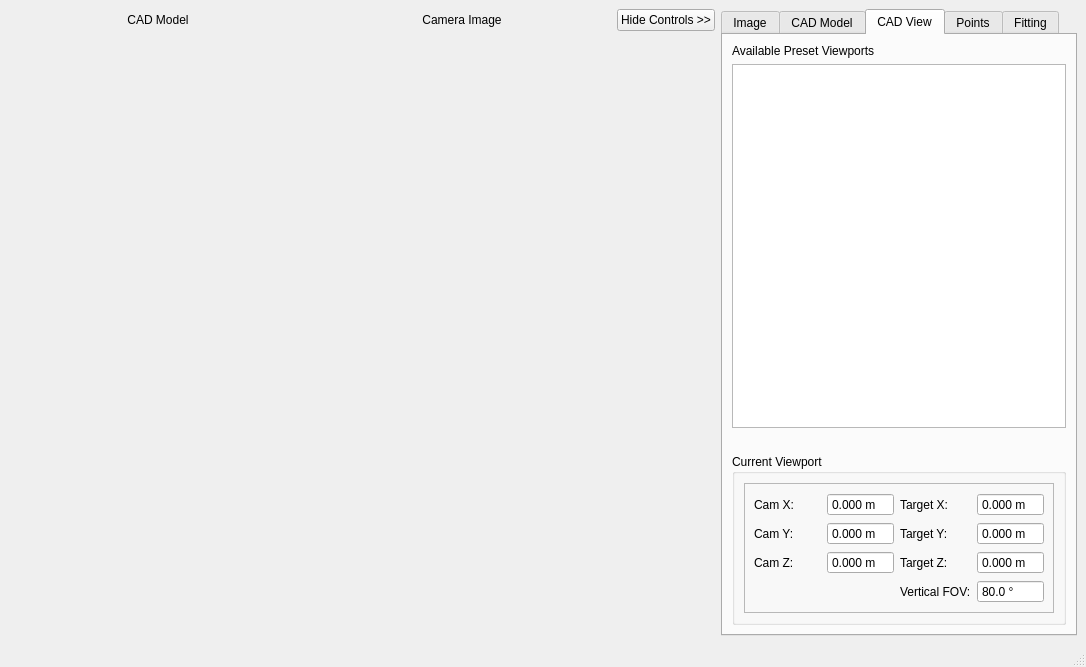
The window that calcam/gui/calcam.ui (euratom-software/calcam) describes before a commit, drawn with Qt 5.
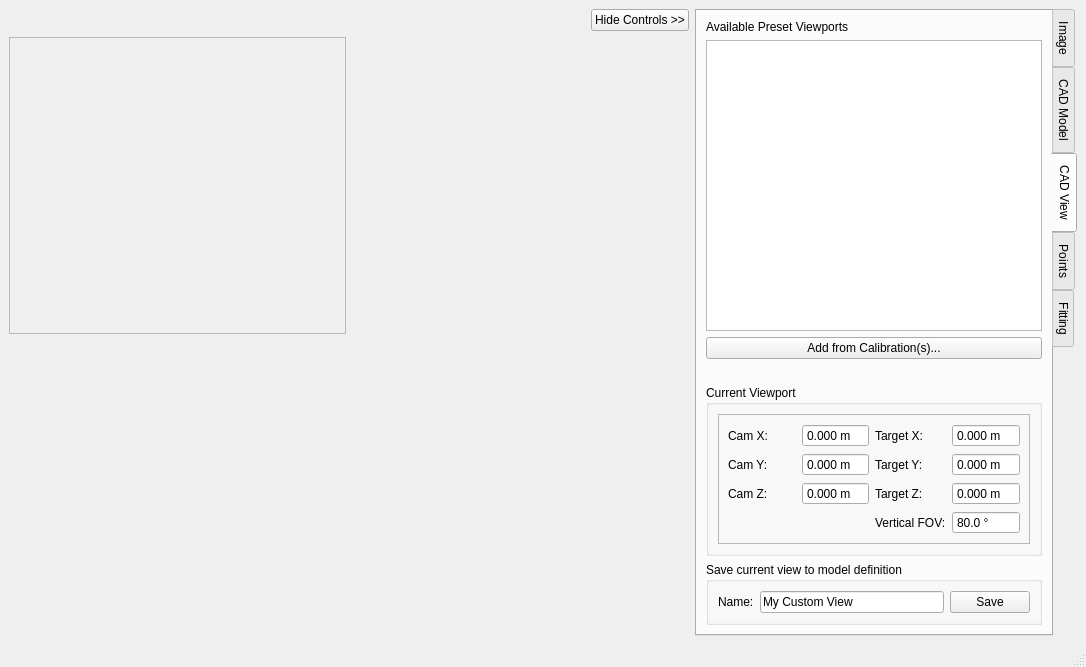
The same window after the commit. The open tabs and pages were chosen to show the change.

What changed in the file:
```diff
--- a/calcam/gui/calcam.ui
+++ b/calcam/gui/calcam.ui
@@ -21,7 +21,7 @@
   </property>
   <widget class="QWidget" name="centralwidget">
    <layout class="QGridLayout" name="gridLayout">
-    <item row="0" column="1" rowspan="2">
+    <item row="0" column="2" rowspan="3">
      <widget class="QTabWidget" name="tabWidget">
       <property name="enabled">
        <bool>true</bool>
@@ -45,7 +45,7 @@
        </size>
       </property>
       <property name="tabPosition">
-       <enum>QTabWidget::North</enum>
+       <enum>QTabWidget::East</enum>
       </property>
       <property name="tabShape">
        <enum>QTabWidget::Rounded</enum>
@@ -655,7 +655,7 @@
        <attribute name="title">
         <string>CAD View</string>
        </attribute>
-       <layout class="QVBoxLayout" name="verticalLayout_3">
+       <layout class="QVBoxLayout" name="verticalLayout">
         <item>
          <widget class="QLabel" name="label_4">
           <property name="text">
@@ -684,6 +684,13 @@
           </column>
          </widget>
         </item>
+        <item>
+         <widget class="QPushButton" name="viewport_load_calib">
+          <property name="text">
+           <string>Add from Calibration(s)...</string>
+          </property>
+         </widget>
+        </item>
         <item>
          <spacer name="horizontalSpacer">
           <property name="orientation">
@@ -966,6 +973,36 @@
           </layout>
          </widget>
         </item>
+        <item>
+         <widget class="QGroupBox" name="groupBox_5">
+          <property name="title">
+           <string>Save current view to model definition</string>
+          </property>
+          <layout class="QHBoxLayout" name="horizontalLayout_3">
+           <item>
+            <widget class="QLabel" name="label_17">
+             <property name="text">
+              <string>Name:</string>
+             </property>
+            </widget>
+           </item>
+           <item>
+            <widget class="QLineEdit" name="view_save_name">
+             <property name="text">
+              <string>My Custom View</string>
+             </property>
+            </widget>
+           </item>
+           <item>
+            <widget class="QPushButton" name="save_view_button">
+             <property name="text">
+              <string>Save</string>
+             </property>
+            </widget>
+           </item>
+          </layout>
+         </widget>
+        </item>
        </layout>
       </widget>
       <widget class="QWidget" name="points_tab">
@@ -1403,7 +1440,33 @@
       </widget>
      </widget>
     </item>
-    <item row="0" column="0">
+    <item row="1" column="0">
+     <widget class="QFrame" name="vtkframe_3d">
+      <property name="frameShape">
+       <enum>QFrame::StyledPanel</enum>
+      </property>
+      <property name="frameShadow">
+       <enum>QFrame::Raised</enum>
+      </property>
+      <layout class="QVBoxLayout" name="verticalLayout_3"/>
+     </widget>
+    </item>
+    <item row="1" column="1">
+     <widget class="QFrame" name="vtkframe_2d">
+      <property name="frameShape">
+       <enum>QFrame::NoFrame</enum>
+      </property>
+      <property name="frameShadow">
+       <enum>QFrame::Raised</enum>
+      </property>
+      <layout class="QVBoxLayout" name="verticalLayout_5">
+       <property name="margin">
+        <number>0</number>
+       </property>
+      </layout>
+     </widget>
+    </item>
+    <item row="0" column="0" colspan="2">
      <widget class="QFrame" name="frame">
       <property name="sizePolicy">
        <sizepolicy hsizetype="Preferred" vsizetype="Fixed">
@@ -1422,36 +1485,17 @@
         <number>0</number>
        </property>
        <item>
-        <widget class="QLabel" name="label_19">
-         <property name="sizePolicy">
-          <sizepolicy hsizetype="Expanding" vsizetype="Fixed">
-           <horstretch>0</horstretch>
-           <verstretch>0</verstretch>
-          </sizepolicy>
+        <spacer name="horizontalSpacer_5">
+         <property name="orientation">
+          <enum>Qt::Horizontal</enum>
          </property>
-         <property name="text">
-          <string>CAD Model</string>
+         <property name="sizeHint" stdset="0">
+          <size>
+           <width>40</width>
+           <height>20</height>
+          </size>
          </property>
-         <property name="alignment">
-          <set>Qt::AlignCenter</set>
-         </property>
-        </widget>
-       </item>
-       <item>
-        <widget class="QLabel" name="label_20">
-         <property name="sizePolicy">
-          <sizepolicy hsizetype="Expanding" vsizetype="Fixed">
-           <horstretch>0</horstretch>
-           <verstretch>0</verstretch>
-          </sizepolicy>
-         </property>
-         <property name="text">
-          <string>Camera Image</string>
-         </property>
-         <property name="alignment">
-          <set>Qt::AlignCenter</set>
-         </property>
-        </widget>
+        </spacer>
        </item>
        <item>
         <widget class="QPushButton" name="toggle_controls_button">
@@ -1481,21 +1525,6 @@
       </layout>
      </widget>
     </item>
-    <item row="1" column="0">
-     <widget class="QFrame" name="vtkframe">
-      <property name="frameShape">
-       <enum>QFrame::NoFrame</enum>
-      </property>
-      <property name="frameShadow">
-       <enum>QFrame::Raised</enum>
-      </property>
-      <layout class="QVBoxLayout" name="verticalLayout_5">
-       <property name="margin">
-        <number>0</number>
-       </property>
-      </layout>
-     </widget>
-    </item>
    </layout>
   </widget>
   <widget class="QStatusBar" name="statusbar"/>
```
Left out of the diff: 60 changed lines with no effect on the pictures.
